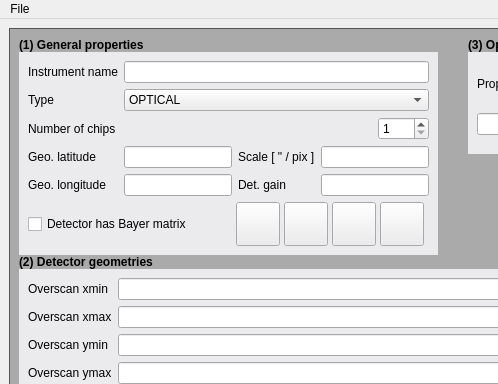
First picture: the form in src/instrumentdefinition.ui, repository schirmermischa/THELI, before the edit; both pictures show x 0 to 498 and y 0 to 384 of the 776 by 819 pixel window.
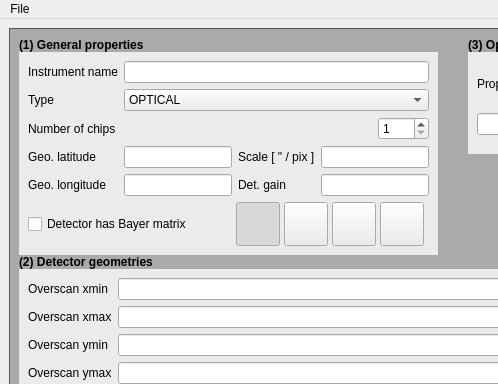
Second picture: the form after the edit.

Commit message: Minor bug fixes with respect to bayer pattern. Not writing keyword if not set.

Diff of the .ui file:
```diff
--- a/src/instrumentdefinition.ui
+++ b/src/instrumentdefinition.ui
@@ -1135,6 +1135,9 @@
                  <property name="checkable">
                   <bool>true</bool>
                  </property>
+                 <property name="checked">
+                  <bool>true</bool>
+                 </property>
                  <property name="autoExclusive">
                   <bool>true</bool>
                  </property>
```
Left out of the diff: 2 changed lines with no effect on the pictures. The commit also changes 1 other file.
